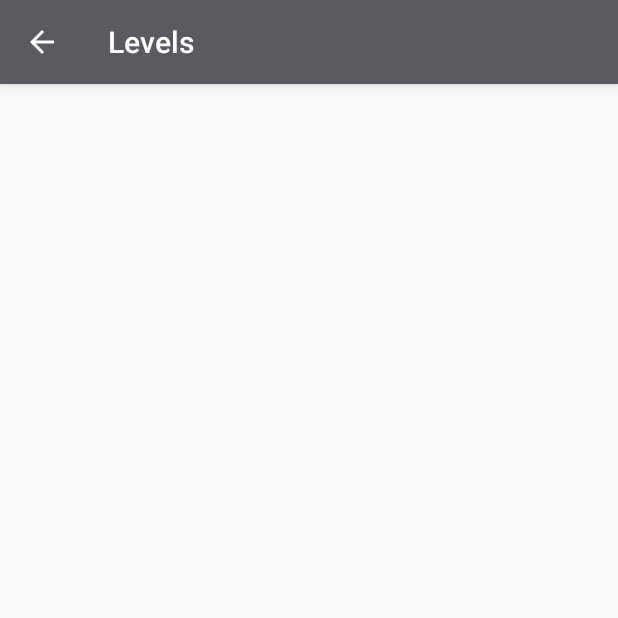
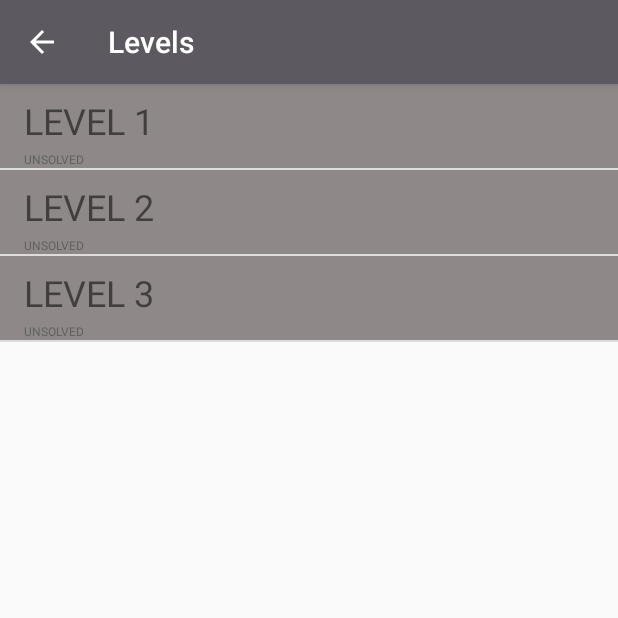
Before and after one commit to Budopest/MathRiddles, an Android app: the LevelsActivity screen opened directly, with no data from a screen before it, on a phone screen of 412 x 824 dp, the top half of it. Run offline under Robolectric (Android 15) with nearby library versions, the phone set to English and light mode, and no system bars.

Commit message:
Customize levels resources

```diff
--- a/app/src/main/java/com/funProjects/mathriddles/LevelsActivity.java
+++ b/app/src/main/java/com/funProjects/mathriddles/LevelsActivity.java
@@ -2,10 +2,16 @@ package com.funProjects.mathriddles;
 
 import androidx.appcompat.app.AppCompatActivity;
 
+import android.content.Context;
+import android.content.Intent;
 import android.database.Cursor;
 import android.os.Bundle;
 import android.util.Log;
+import android.view.View;
+import android.widget.AdapterView;
 import android.widget.ListView;
+import android.widget.TextView;
+import android.widget.Toast;
 
 import java.util.ArrayList;
 
@@ -16,26 +22,39 @@ public class LevelsActivity extends AppCompatActivity {
         super.onCreate(savedInstanceState);
         setContentView(R.layout.activity_levels);
 
-        ArrayList<Level> levels = new ArrayList<Level>();
+        final ArrayList<Level> levels = new ArrayList<Level>();
         LevelsSQLiteHandler db = new LevelsSQLiteHandler(this);
-
-
         Cursor data = db.getAllData();
         int index = 0;
         while(data.moveToNext()){
             try{
-            levels.add(new Level(data.getInt(1),data.getString(2),data.getString(3),data.getInt(4)));
+            levels.add(new Level(data.getInt(1),data.getInt(2),data.getString(3),data.getString(4),data.getInt(5)));
+            Log.v(this.toString(),"data : "+data.getInt(0) + "   " + data.getInt(1) + "   " +
+                    data.getInt(2) + "   " + data.getString(3) + "   " + data.getString(4)
+                     + data.getInt(5));
             }
             catch (Exception e){
                 Log.e("Database Exception",e.toString());
             }
-
-
         }
+        if(!levels.isEmpty()){
         LevelsAdapter levelsAdabter = new LevelsAdapter(this,levels);
         // Get a reference to the ListView, and attach the adapter to the listView.
         ListView listView = (ListView) findViewById(R.id.levelsList);
         listView.setAdapter(levelsAdabter);
+            final Context context = this;
+        listView.setOnItemClickListener(new AdapterView.OnItemClickListener() {
+            @Override
+            public void onItemClick(AdapterView<?> parent, View view, int position, long id) {
+                TextView levelNumber = (TextView) findViewById(R.id.levelNumberText);
+                Toast toast = Toast.makeText(context,levelNumber.getText()+context.toString(),Toast.LENGTH_SHORT);
+                toast.show();
+                Intent Level = new Intent(context,LevelActivity.class);
+                Level.putExtra("LEVELNUMBER",levels.get(position).getLevelNumber());
+                context.startActivity(Level);
+            }
+        });
+        }
 
 
     }
--- a/app/src/main/res/layout/fragment_quiz.xml
+++ b/app/src/main/res/layout/fragment_quiz.xml
@@ -10,8 +10,8 @@
         android:layout_width="match_parent"
         android:layout_height="match_parent"
         android:scaleType="center"
-        android:src="@drawable/level_1"
         tools:src="@drawable/level_1"
+        android:id="@+id/levelImage"
         />
 
 </FrameLayout>
```
Also changed, not shown: app/src/main/java/com/funProjects/mathriddles/LevelActivity.java (+20 -0 lines), app/src/main/java/com/funProjects/mathriddles/LevelsAdapter.java (+4 -3 lines), app/src/main/java/com/funProjects/mathriddles/LevelsSQLiteHandler.java (+12 -3 lines).
